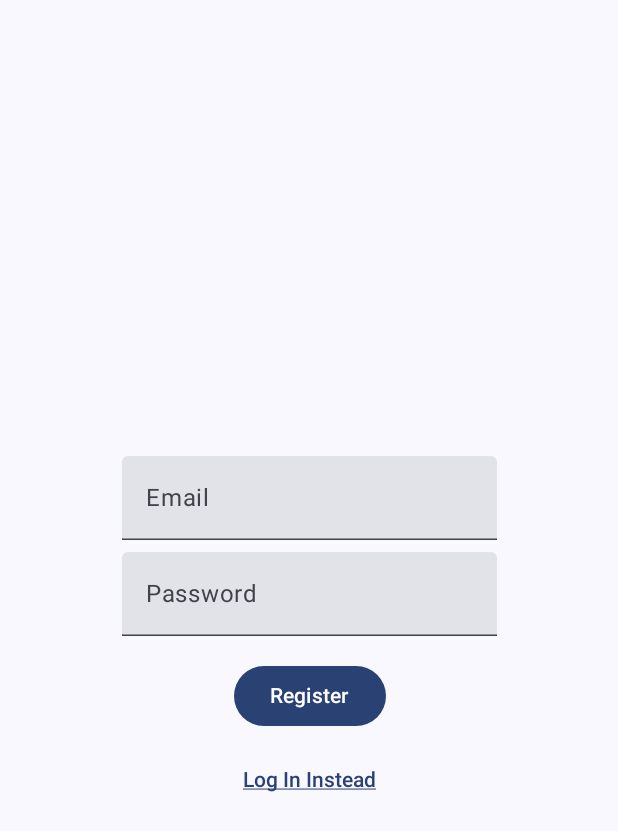
After one commit to pims-diary/MathForKids, an Android app built with Jetpack Compose: the RegistrationScreen screen opened through its navigation route, on a phone screen of 412 x 824 dp. The commit adds this screen. Shown: the top 831 px of the screen. Run offline under Robolectric (Android 15) with nearby library versions, the phone set to English and light mode, and no system bars.

Commit message:
Make Login and Registration screen UI with navigation capabilities

```diff
--- a/app/src/main/java/com/example/math_for_kids/MainActivity.kt
+++ b/app/src/main/java/com/example/math_for_kids/MainActivity.kt
@@ -8,16 +8,14 @@ import androidx.activity.enableEdgeToEdge
 import androidx.compose.foundation.layout.fillMaxSize
 import androidx.compose.material3.MaterialTheme
 import androidx.compose.material3.Surface
-import androidx.compose.runtime.Composable
 import androidx.compose.runtime.LaunchedEffect
 import androidx.compose.runtime.getValue
 import androidx.compose.runtime.mutableStateOf
 import androidx.compose.runtime.remember
 import androidx.compose.runtime.setValue
 import androidx.compose.ui.Modifier
-import androidx.compose.ui.tooling.preview.Preview
+import com.example.math_for_kids.navigations.LoginScreensStack
 import com.example.math_for_kids.ui.theme.Math_For_KidsTheme
-import com.example.math_for_kids.view.screens.AppLandingScreen
 import com.example.math_for_kids.view.screens.SplashScreen
 import kotlinx.coroutines.delay
 
@@ -41,12 +39,12 @@ class MainActivity : ComponentActivity() {
 
                     // Use default splash screen if the device is running Android 12 or later
                     if (Build.VERSION.SDK_INT >= Build.VERSION_CODES.S) {
-                        AppLandingScreen()
+                        LoginScreensStack()
                     } else {
                         if (isLoading) {
                             SplashScreen()
                         } else {
-                            AppLandingScreen()
+                            LoginScreensStack()
                         }
                     }
                 }
--- /dev/null
+++ b/app/src/main/java/com/example/math_for_kids/navigations/LoginScreensStack.kt
@@ -0,0 +1,26 @@
+package com.example.math_for_kids.navigations
+
+import androidx.compose.runtime.Composable
+import androidx.lifecycle.viewmodel.compose.viewModel
+import androidx.navigation.compose.NavHost
+import androidx.navigation.compose.composable
+import androidx.navigation.compose.rememberNavController
+import com.example.math_for_kids.view.screens.AppLandingScreen
+import com.example.math_for_kids.view.screens.authentication.LoginScreen
+import com.example.math_for_kids.view.screens.authentication.RegistrationScreen
+
+sealed class AuthPages(val route: String) {
+    data object Login : AuthPages("login")
+    data object Registration : AuthPages("registration")
+    data object AppLanding : AuthPages("landing")
+}
+
+@Composable
+fun LoginScreensStack() {
+    val navController = rememberNavController()
+    NavHost(navController = navController, startDestination = AuthPages.Login.route) {
+        composable(AuthPages.Login.route) { LoginScreen(navController) }
+        composable(AuthPages.Registration.route) { RegistrationScreen(navController) }
+        composable(AuthPages.AppLanding.route) { AppLandingScreen(navController) }
+    }
+}
--- a/app/src/main/java/com/example/math_for_kids/view/screens/AppLandingScreen.kt
+++ b/app/src/main/java/com/example/math_for_kids/view/screens/AppLandingScreen.kt
@@ -21,6 +21,7 @@ import androidx.compose.runtime.saveable.rememberSaveable
 import androidx.compose.runtime.setValue
 import androidx.compose.ui.Modifier
 import androidx.compose.ui.unit.dp
+import androidx.navigation.NavHostController
 import com.example.math_for_kids.model.MenuItemDetails
 import com.example.math_for_kids.navigations.QuizScreensStack
 import com.example.math_for_kids.view.components.MenuItem
@@ -42,7 +43,7 @@ val menuItems = listOf(
 )
 
 @Composable
-fun AppLandingScreen() {
+fun AppLandingScreen(navHostController: NavHostController) {
     //Remember Clicked index state and the Route Screen
     var selectedItemIndex by rememberSaveable { mutableIntStateOf(0) }
     var route by remember {  mutableStateOf("home") }
--- /dev/null
+++ b/app/src/main/java/com/example/math_for_kids/view/screens/authentication/LoginScreen.kt
@@ -0,0 +1,34 @@
+package com.example.math_for_kids.view.screens.authentication
+
+import androidx.compose.foundation.layout.Arrangement
+import androidx.compose.foundation.layout.Column
+import androidx.compose.foundation.layout.Spacer
+import androidx.compose.foundation.layout.fillMaxSize
+import androidx.compose.foundation.layout.padding
+import androidx.compose.runtime.Composable
+import androidx.compose.ui.Alignment
+import androidx.compose.ui.Modifier
+import androidx.compose.ui.unit.dp
+import androidx.navigation.NavHostController
+import com.example.math_for_kids.navigations.AuthPages
+import com.example.math_for_kids.view.components.AuthenticationForm
+import com.example.math_for_kids.view.components.LinkButton
+
+@Composable
+fun LoginScreen(navHostController: NavHostController) {
+    Column(
+        modifier = Modifier.fillMaxSize(),
+        horizontalAlignment = Alignment.CenterHorizontally,
+        verticalArrangement = Arrangement.Center
+    ) {
+        AuthenticationForm("Login") {
+            navHostController.navigate(AuthPages.AppLanding.route)
+        }
+        LinkButton(
+            text = "Register Now",
+            onClick = {
+                navHostController.navigate(AuthPages.Registration.route)
+            }
+        )
+    }
+}
--- /dev/null
+++ b/app/src/main/java/com/example/math_for_kids/view/screens/authentication/RegistrationScreen.kt
@@ -0,0 +1,31 @@
+package com.example.math_for_kids.view.screens.authentication
+
+import androidx.compose.foundation.layout.Arrangement
+import androidx.compose.foundation.layout.Column
+import androidx.compose.foundation.layout.fillMaxSize
+import androidx.compose.runtime.Composable
+import androidx.compose.ui.Alignment
+import androidx.compose.ui.Modifier
+import androidx.navigation.NavHostController
+import com.example.math_for_kids.navigations.AuthPages
+import com.example.math_for_kids.view.components.AuthenticationForm
+import com.example.math_for_kids.view.components.LinkButton
+
+@Composable
+fun RegistrationScreen(navHostController: NavHostController) {
+    Column(
+        modifier = Modifier.fillMaxSize(),
+        horizontalAlignment = Alignment.CenterHorizontally,
+        verticalArrangement = Arrangement.Center
+    ) {
+        AuthenticationForm("Register") {
+            navHostController.navigate(AuthPages.Login.route)
+        }
+        LinkButton(
+            text = "Log In Instead",
+            onClick = {
+                navHostController.navigate(AuthPages.Login.route)
+            }
+        )
+    }
+}
```
